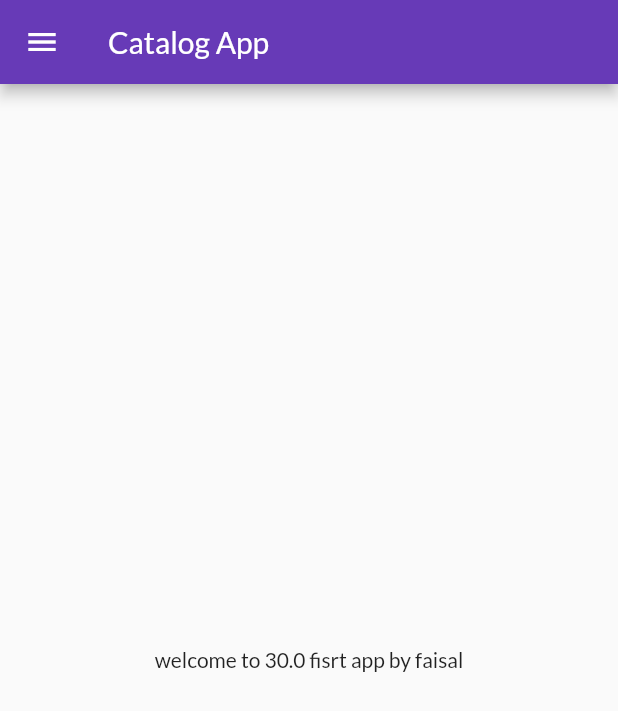
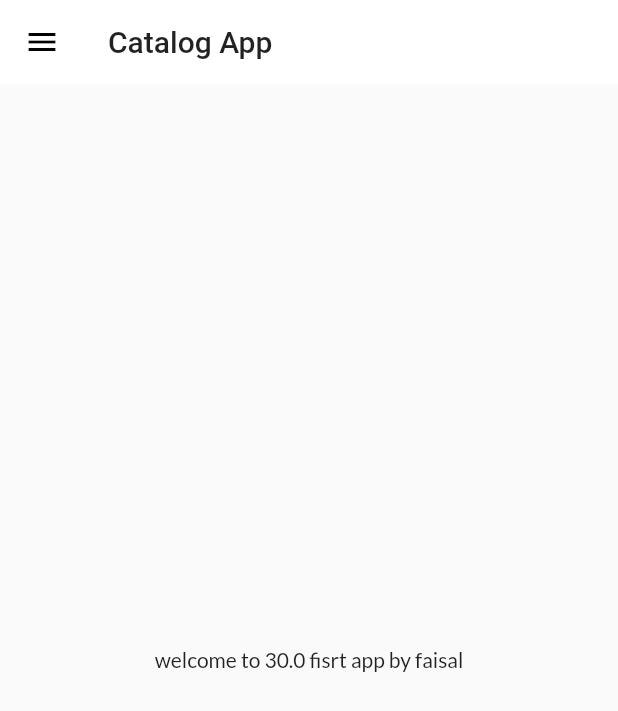
Before and after one commit to mf123478/30-days-of-flutter, a Flutter app: the screen it shows after launch, on a phone screen of 412 x 824 dp. Shown: the top 711 px of the screen. Run offline on Flutter 3.47's test engine with Material 2 defaults, Android fonts, the phone set to English and light mode, and no system bars; our stand-ins replace google_fonts.

Commit message:
themes extracted

```diff
--- a/lib/main.dart
+++ b/lib/main.dart
@@ -2,6 +2,7 @@ import 'package:flutter/material.dart';
 import 'package:flutter_catalog/pages/home_page.dart';
 import 'package:flutter_catalog/pages/login_page.dart';
 import 'package:flutter_catalog/utils/routes.dart';
+import 'package:flutter_catalog/widgets/themes.dart';
 import 'package:google_fonts/google_fonts.dart';
 
 void main() {
@@ -13,13 +14,8 @@ class MyApp extends StatelessWidget {
   Widget build(BuildContext context) {
     return MaterialApp(
         themeMode: ThemeMode.light,
-        theme: ThemeData(
-          primarySwatch: Colors.deepPurple,
-          fontFamily: GoogleFonts.lato().fontFamily,
-        ),
-        darkTheme: ThemeData(
-          brightness: Brightness.dark,
-        ),
+        theme: MyTheme.lightTheme(context),
+        darkTheme: MyTheme.darkTheme(context),
         debugShowCheckedModeBanner: false,
         initialRoute: MyRoutes.homeRoute,
         routes: {
--- /dev/null
+++ b/lib/widgets/themes.dart
@@ -0,0 +1,24 @@
+import 'package:flutter/material.dart';
+
+import 'package:flutter/material.dart';
+import 'package:google_fonts/google_fonts.dart';
+
+class MyTheme {
+  static ThemeData lightTheme(BuildContext context) => ThemeData(
+      primarySwatch: Colors.deepPurple,
+      fontFamily: GoogleFonts.lato().fontFamily,
+      appBarTheme: AppBarTheme(
+          color: Colors.white,
+          elevation: 0.0,
+          iconTheme: IconThemeData(color: Colors.black),
+          textTheme: Theme.of(context).textTheme));
+
+  static ThemeData darkTheme(BuildContext context) => ThemeData(
+      primarySwatch: Colors.deepPurple,
+      fontFamily: GoogleFonts.lato().fontFamily,
+      appBarTheme: AppBarTheme(
+          color: Colors.white,
+          elevation: 0.0,
+          iconTheme: IconThemeData(color: Colors.black),
+          textTheme: Theme.of(context).textTheme));
+}
```
